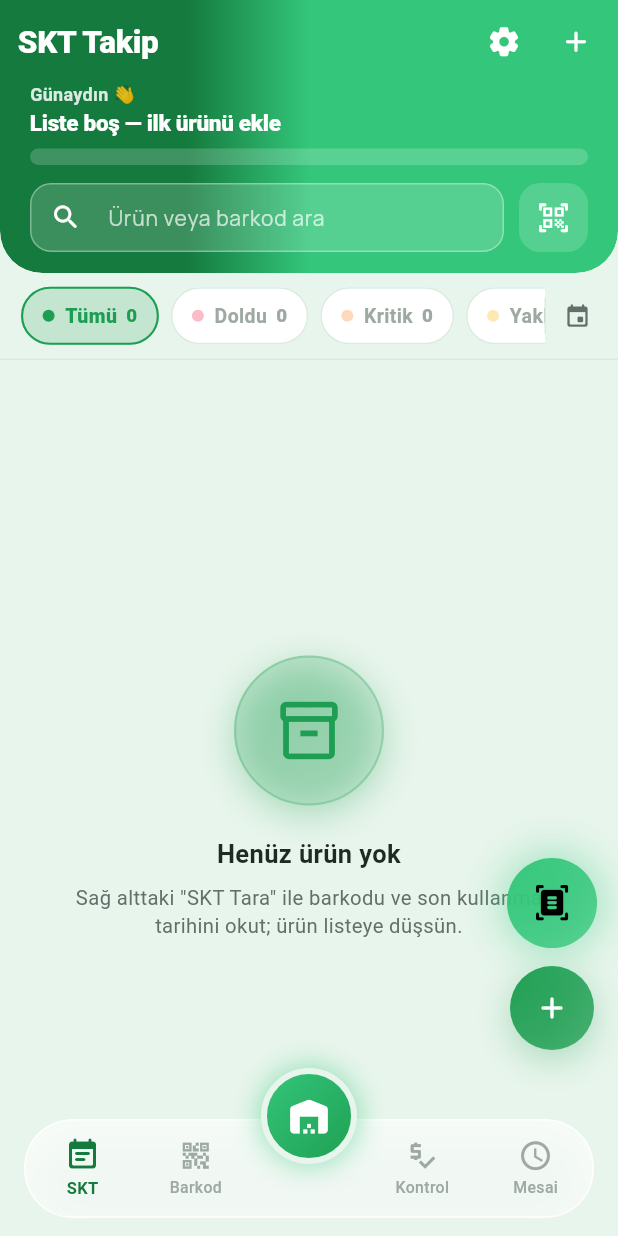
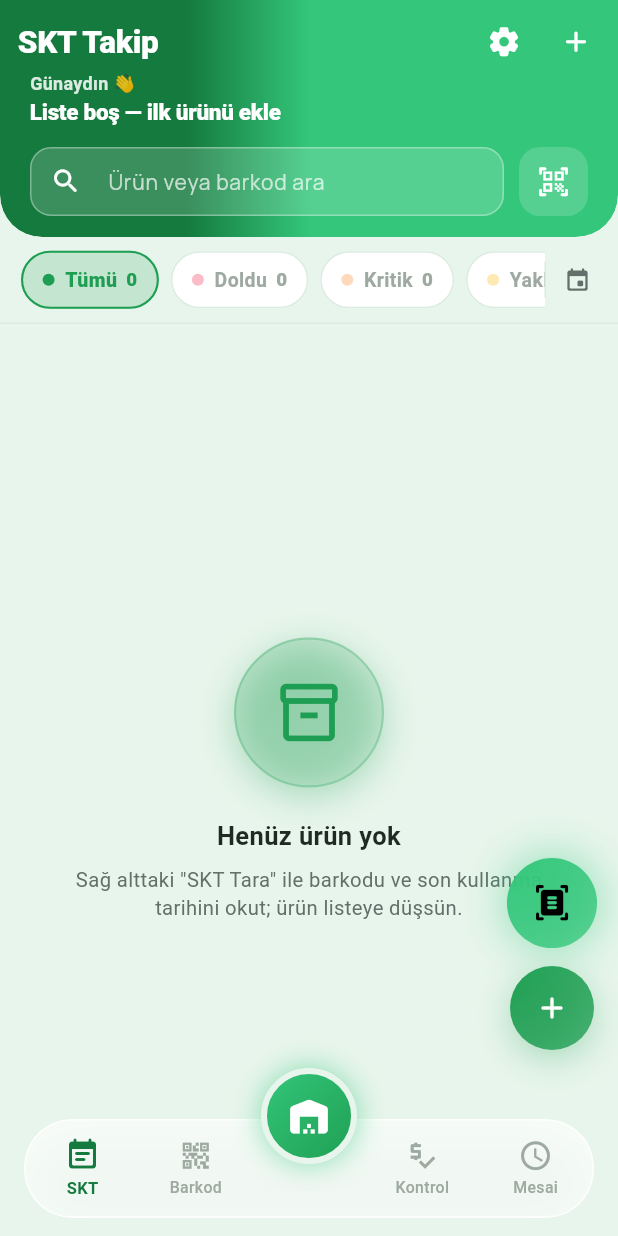
Before and after one commit to sol310698-ui/skt_takip, a Flutter app: the screen it shows after launch, on a phone screen of 412 x 824 dp. Run offline on Flutter 3.47's test engine with Material 3 defaults, Android fonts, the phone set to English and light mode, and no system bars; drawn by our look-alikes of flutter_animate; our stand-ins replace audioplayers, barcode_widget, cached_network_image, camera, file_picker, flutter_local_notifications and 19 more; missing offline and left inert: alarm, excel, google_mlkit_text_recognition, mobile_scanner; accounts and stored records are empty; statements that could not run were skipped.

```diff
--- a/lib/views/screens/home_screen.dart
+++ b/lib/views/screens/home_screen.dart
@@ -108,9 +108,8 @@ class _HomeScreenState extends ConsumerState<HomeScreen> {
   /// yanip soner.
   bool _listEntryAnimDone = false;
 
-  // Selam satiri eklendigi icin hero biraz yukseldi (aksi halde selam, ust
-  // satirdaki "SKT Takip" basligiyla cakisiyordu).
-  static const double _heroContentHeight = 182;
+  // Selam + arama; risk seridi kaldirildigi icin hero biraz kisaldi.
+  static const double _heroContentHeight = 158;
 
   @override
   void initState() {
@@ -274,13 +273,7 @@ class _HomeScreenState extends ConsumerState<HomeScreen> {
                           crossAxisAlignment: CrossAxisAlignment.start,
                           children: [
                             _headline(counts, total),
-                            const SizedBox(height: 8),
-                            _RiskRibbon(
-                              counts: counts,
-                              active: active,
-                              onTap: _applyFilter,
-                            ),
-                            const SizedBox(height: 12),
+                            const SizedBox(height: 14),
                             _searchRow(),
                           ],
                         ),
```
